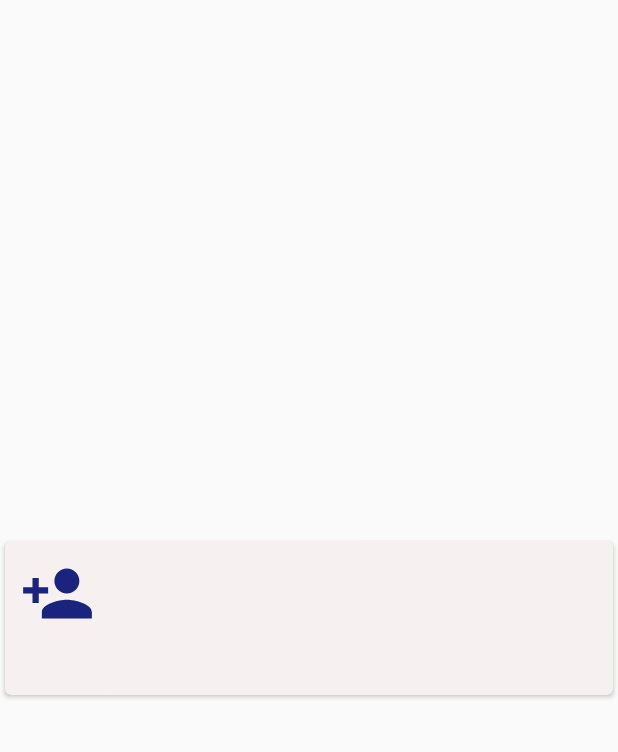
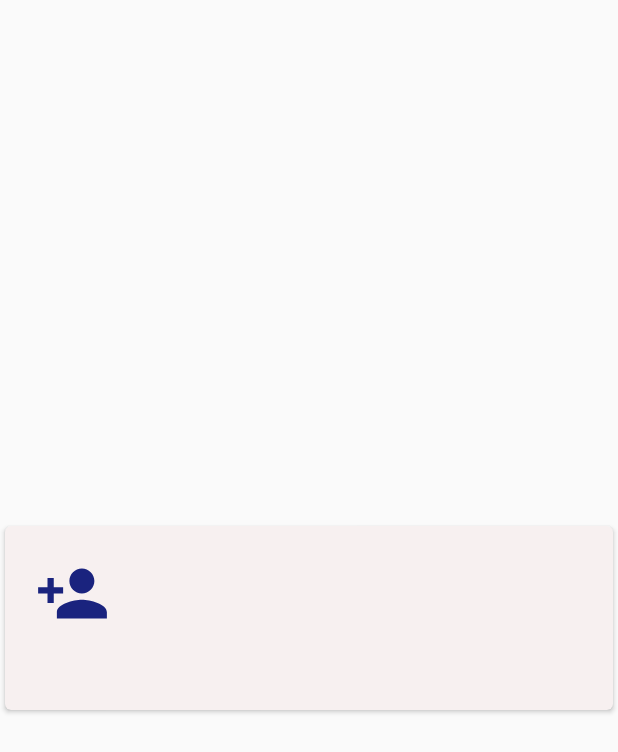
Before and after one commit to damanpreetsb/PopularMovies2, an Android app: the layout review_layout.xml on its own in the app's theme, with its tools: preview values and no code run, on a phone screen of 412 x 824 dp. Shown: the top 752 px of the screen. Run offline under Robolectric (Android 15) with nearby library versions, the phone set to English and light mode, and no system bars; network calls fail.

Commit message:
ui changed

```diff
--- a/app/src/main/java/com/singh/daman/popularmovies2/Adapter/ReviewsAdapter.java
+++ b/app/src/main/java/com/singh/daman/popularmovies2/Adapter/ReviewsAdapter.java
@@ -56,7 +56,8 @@ public class ReviewsAdapter extends BaseAdapter {
 
         TextView title = (TextView) convertView.findViewById(R.id.review_author);
         TextView content = (TextView) convertView.findViewById(R.id.review_content);
-        title.setText(reviewauthor.get(position));
+        String author = reviewauthor.get(position)+" said: ";
+        title.setText(author);
         content.setText(reviewlist.get(position));
 
         return convertView;
--- a/app/src/main/res/layout/fragment_detail.xml
+++ b/app/src/main/res/layout/fragment_detail.xml
@@ -22,7 +22,7 @@
                 android:layout_gravity="center"
                 android:clickable="true"
                 card_view:cardCornerRadius="4dp"
-                card_view:cardElevation="2dp"
+                card_view:cardElevation="4dp"
                 card_view:cardUseCompatPadding="true">
 
                 <ImageView
--- a/app/src/main/res/layout/review_layout.xml
+++ b/app/src/main/res/layout/review_layout.xml
@@ -7,6 +7,7 @@
     android:clickable="true"
     card_view:cardBackgroundColor="#f7f0f0"
     card_view:cardCornerRadius="4dp"
+    card_view:cardElevation="2dp"
     card_view:cardUseCompatPadding="true">
 
     <LinearLayout
@@ -23,13 +24,15 @@
             <Button
                 android:layout_width="50dp"
                 android:layout_height="50dp"
-                android:background="@drawable/ic_person_add_black_24dp" />
+                android:background="@drawable/ic_person_add_black_24dp"
+                android:layout_margin="10dp" />
 
             <TextView
                 android:id="@+id/review_author"
                 style="@style/FontTheme"
                 android:textSize="20sp"
-                android:textStyle="bold" />
+                android:textStyle="bold"
+                android:layout_margin="5dp" />
         </LinearLayout>
 
         <TextView
--- a/app/src/main/res/layout/trailer_layout.xml
+++ b/app/src/main/res/layout/trailer_layout.xml
@@ -8,6 +8,7 @@
     android:clickable="true"
     card_view:cardBackgroundColor="#f7f0f0"
     card_view:cardCornerRadius="4dp"
+    card_view:cardElevation="2dp"
     card_view:cardUseCompatPadding="true">
 
     <LinearLayout
```
